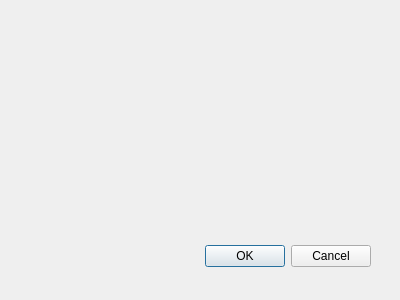
This is SymControl/createsimulatordialog.ui in donut181/dyplom as Qt 5 draws it before an edit. The edited form follows.
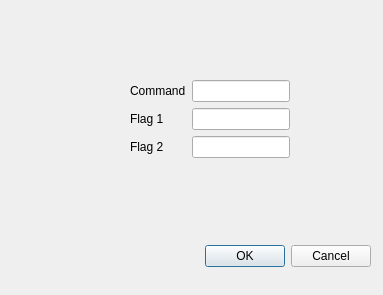
This is the edited form.

Diff of the .ui file:
```diff
--- a/SymControl/createsimulatordialog.ui
+++ b/SymControl/createsimulatordialog.ui
@@ -8,8 +8,8 @@
    <rect>
     <x>0</x>
     <y>0</y>
-    <width>400</width>
-    <height>300</height>
+    <width>383</width>
+    <height>295</height>
    </rect>
   </property>
   <property name="windowTitle">
@@ -31,6 +31,48 @@
     <set>QDialogButtonBox::Cancel|QDialogButtonBox::Ok</set>
    </property>
   </widget>
+  <widget class="QWidget" name="formLayoutWidget">
+   <property name="geometry">
+    <rect>
+     <x>130</x>
+     <y>80</y>
+     <width>160</width>
+     <height>83</height>
+    </rect>
+   </property>
+   <layout class="QFormLayout" name="formLayout">
+    <item row="0" column="0">
+     <widget class="QLabel" name="commandLabel">
+      <property name="text">
+       <string>Command</string>
+      </property>
+     </widget>
+    </item>
+    <item row="0" column="1">
+     <widget class="QLineEdit" name="commandLineEdit"/>
+    </item>
+    <item row="1" column="0">
+     <widget class="QLabel" name="flag1Label">
+      <property name="text">
+       <string>Flag 1</string>
+      </property>
+     </widget>
+    </item>
+    <item row="1" column="1">
+     <widget class="QLineEdit" name="flag1LineEdit"/>
+    </item>
+    <item row="2" column="0">
+     <widget class="QLabel" name="flag2Label">
+      <property name="text">
+       <string>Flag 2</string>
+      </property>
+     </widget>
+    </item>
+    <item row="2" column="1">
+     <widget class="QLineEdit" name="flag2LineEdit"/>
+    </item>
+   </layout>
+  </widget>
  </widget>
  <pixmapfunction/>
  <resources/>
```
Left out of the diff: 5 changed lines with no effect on the pictures.
